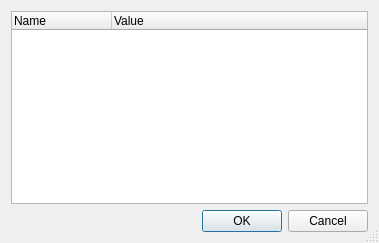
Qt form copasi/UI/CQPreferenceDialog.ui (copasi/COPASI) before a commit.
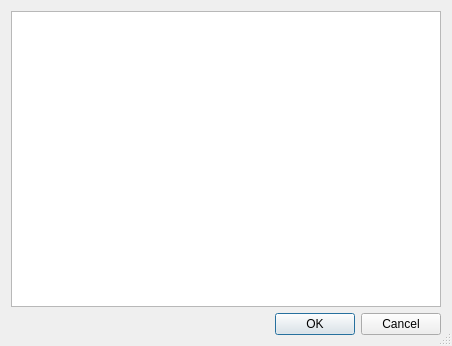
The same form after that commit. Custom widgets are drawn as their Qt base class.

Commit message: The preference dialog is now automatically created.

Diff of the .ui file:
```diff
--- a/copasi/UI/CQPreferenceDialog.ui
+++ b/copasi/UI/CQPreferenceDialog.ui
@@ -18,13 +18,13 @@
 
  <comment> All rights reserved. </comment>
  <class>CQPreferenceDialog</class>
- <widget class="QDialog" name="CQPreferenceDialog" >
-  <property name="geometry" >
+ <widget class="QDialog" name="CQPreferenceDialog">
+  <property name="geometry">
    <rect>
     <x>0</x>
     <y>0</y>
-    <width>379</width>
-    <height>243</height>
+    <width>452</width>
+    <height>346</height>
    </rect>
   </property>
   <property name="windowTitle" >
@@ -33,42 +33,30 @@
   <property name="sizeGripEnabled" >
    <bool>true</bool>
   </property>
-  <layout class="QVBoxLayout" name="verticalLayout" >
-   <item>
-    <widget class="QTreeWidget" name="mpTreeWidget" >
-     <column>
-      <property name="text" >
-       <string>Name</string>
-      </property>
-     </column>
-     <column>
-      <property name="text" >
-       <string>Value</string>
-      </property>
-     </column>
-    </widget>
-   </item>
-   <item>
+  <layout class="QGridLayout" name="gridLayout">
+   <item row="1" column="0">
     <widget class="QDialogButtonBox" name="buttonBox">
-   <property name="geometry">
-    <rect>
-     <x>30</x>
-     <y>240</y>
-     <width>341</width>
-     <height>32</height>
-    </rect>
-   </property>
-   <property name="orientation">
-    <enum>Qt::Horizontal</enum>
-   </property>
-   <property name="standardButtons">
-    <set>QDialogButtonBox::Cancel|QDialogButtonBox::Ok</set>
-   </property>
-  </widget>
+     <property name="orientation">
+      <enum>Qt::Horizontal</enum>
+     </property>
+     <property name="standardButtons">
+      <set>QDialogButtonBox::Cancel|QDialogButtonBox::Ok</set>
+     </property>
+    </widget>
+   </item>
+   <item row="0" column="0">
+    <widget class="CQParameterGroupView" name="mpTreeView"/>
    </item>
   </layout>
  </widget>
- <layoutdefault spacing="6" margin="11" />
+ <layoutdefault spacing="6" margin="11"/>
+ <customwidgets>
+  <customwidget>
+   <class>CQParameterGroupView</class>
+   <extends>QTreeView</extends>
+   <header>copasi/UI/CQParameterGroupView.h</header>
+  </customwidget>
+ </customwidgets>
  <resources/>
  <connections>
   <connection>
```
Left out of the diff: 36 changed lines with no effect on the pictures. The commit also changes 11 other files.
